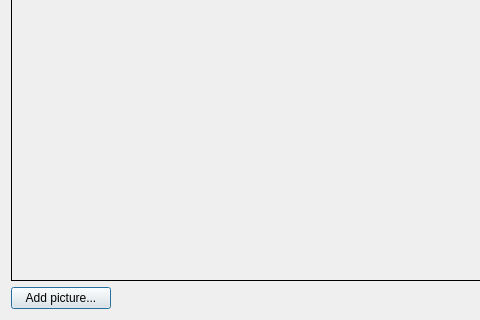
First picture: the form in cgalery.ui, repository PavelMr/skytechx, before the edit; both pictures show x 0 to 480 and y 351 to 671 of the 847 by 671 pixel window.
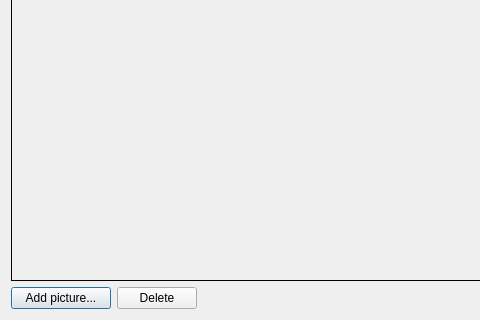
Second picture: the form after the edit.

The edit to the form file:
```diff
--- a/cgalery.ui
+++ b/cgalery.ui
@@ -36,6 +36,13 @@
        </property>
       </widget>
      </item>
+     <item>
+      <widget class="QPushButton" name="pushButton_3">
+       <property name="text">
+        <string>Delete</string>
+       </property>
+      </widget>
+     </item>
      <item>
       <spacer name="horizontalSpacer">
        <property name="orientation">
```
